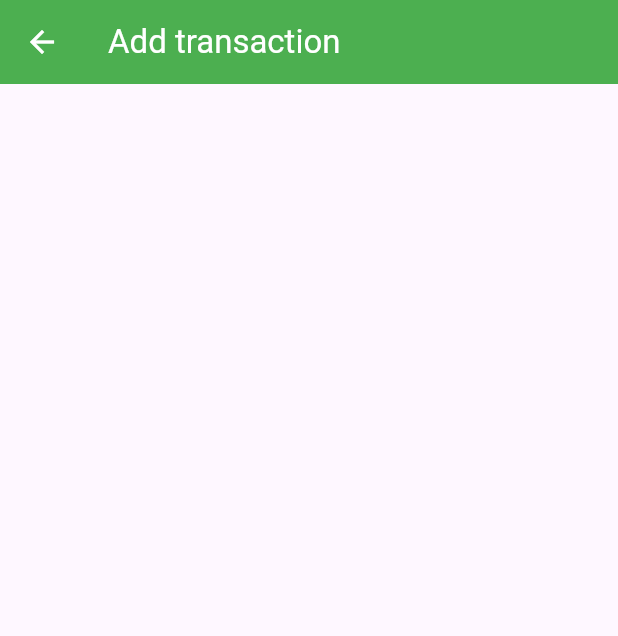
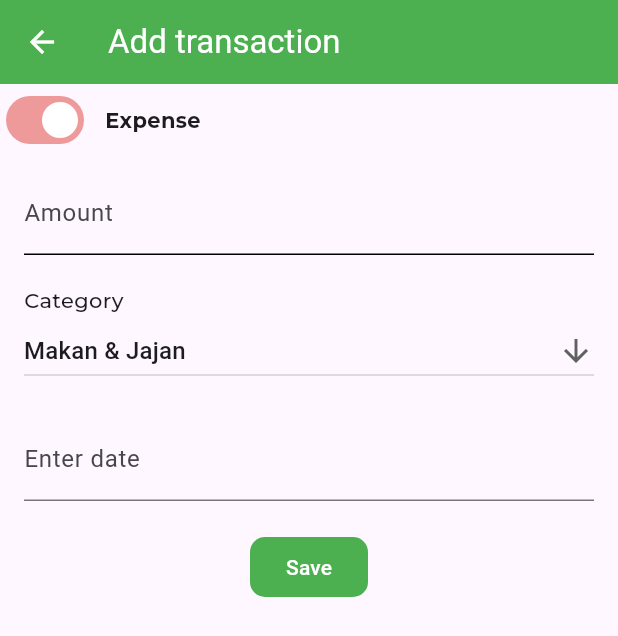
Before and after one commit to NaufalAssyafiqF/dompetku, a Flutter app: the TransactionPage screen opened directly, on a phone screen of 412 x 824 dp. Shown: the top 636 px of the screen. Run offline on Flutter 3.47's test engine with Material 3 defaults, Android fonts, the phone set to English and light mode, and no system bars; our stand-ins replace google_fonts; missing offline and left inert: calendar_appbar.

```diff
--- a/lib/main.dart
+++ b/lib/main.dart
@@ -12,7 +12,9 @@ class MyApp extends StatelessWidget {
   Widget build(BuildContext context) {
     return MaterialApp(
       home: const MainPage(),
-      theme: ThemeData(primarySwatch: Colors.green),
+      theme: ThemeData(
+        primarySwatch: Colors.green,
+      ),
     );
   }
 }
--- a/lib/pages/transaction_page.dart
+++ b/lib/pages/transaction_page.dart
@@ -1,4 +1,6 @@
 import 'package:flutter/material.dart';
+import 'package:google_fonts/google_fonts.dart';
+import 'package:intl/intl.dart';
 
 class TransactionPage extends StatefulWidget {
   const TransactionPage({super.key});
@@ -8,6 +10,10 @@ class TransactionPage extends StatefulWidget {
 }
 
 class _TransactionPageState extends State<TransactionPage> {
+  bool isExpense = true;
+  List<String> list = ["Makan & Jajan", "Transportation", "Nonton Film"];
+  TextEditingController dateController = TextEditingController();
+  late String dropdownValue = list.first;
   @override
   Widget build(BuildContext context) {
     return Scaffold(
@@ -27,7 +33,113 @@ class _TransactionPageState extends State<TransactionPage> {
       body: SingleChildScrollView(
         child: SafeArea(
             child: Column(
-          children: [],
+          crossAxisAlignment: CrossAxisAlignment.start,
+          children: [
+            Row(
+              children: [
+                Switch(
+                  value: isExpense,
+                  onChanged: (bool value) {
+                    setState(() {
+                      isExpense = value;
+                    });
+                  },
+                  inactiveTrackColor: Colors.green[200],
+                  inactiveThumbColor: Colors.green,
+                  activeTrackColor: Colors.red[200],
+                ),
+                SizedBox(
+                  width: 10,
+                ),
+                Text(
+                  isExpense ? "Expense" : "Income",
+                  style: GoogleFonts.montserrat(
+                      fontSize: 14, fontWeight: FontWeight.bold),
+                ),
+              ],
+            ),
+            SizedBox(
+              height: 10,
+            ),
+            Padding(
+              padding: const EdgeInsets.symmetric(horizontal: 16),
+              child: TextFormField(
+                keyboardType: TextInputType.number,
+                decoration: InputDecoration(
+                  border: UnderlineInputBorder(),
+                  enabledBorder: UnderlineInputBorder(),
+                  focusedBorder: UnderlineInputBorder(),
+                  labelText: "Amount",
+                ),
+              ),
+            ),
+            SizedBox(
+              height: 20,
+            ),
+            Padding(
+              padding: const EdgeInsets.symmetric(horizontal: 16),
+              child: Text(
+                "Category",
+                style: GoogleFonts.montserrat(
+                    fontSize: 14, fontWeight: FontWeight.w500),
+              ),
+            ),
+            Padding(
+              padding: const EdgeInsets.symmetric(horizontal: 16),
+              child: DropdownButton<String>(
+                  isExpanded: true,
+                  value: dropdownValue,
+                  icon: Icon(Icons.arrow_downward),
+                  items: list.map<DropdownMenuItem<String>>((String value) {
+                    return DropdownMenuItem<String>(
+                        value: value, child: Text(value));
+                  }).toList(),
+                  onChanged: (String? value) {}),
+            ),
+            SizedBox(
+              height: 20,
+            ),
+            Padding(
+              padding: const EdgeInsets.symmetric(horizontal: 16),
+              child: TextField(
+                readOnly: true,
+                controller: dateController,
+                decoration: InputDecoration(
+                  labelText: "Enter date",
+                ),
+                onTap: () async {
+                  DateTime? pickedDate = await showDatePicker(
+                      context: context,
+                      initialDate: DateTime.now(),
+                      firstDate: DateTime(2020),
+                      lastDate: DateTime(2099));
+                  if (pickedDate != null) {
+                    String formatedDate =
+                        DateFormat('yyyy-MM-dd').format(pickedDate);
+                    dateController.text = formatedDate;
+                  }
+                },
+              ),
+            ),
+            SizedBox(
+              height: 20,
+            ),
+            Center(
+              child: FilledButton(
+                style: ButtonStyle(
+                  backgroundColor: WidgetStateProperty.all(Colors.green),
+                  foregroundColor: WidgetStateProperty.all(Colors.white),
+                  shape: WidgetStateProperty.all(
+                    RoundedRectangleBorder(
+                      borderRadius: BorderRadius.circular(10),
+                    ),
+                  ),
+                ),
+                onPressed: () {},
+                child: Text("Save"),
+              ),
+            )
+          ],
         )),
       ),
     );
--- a/pubspec.yaml
+++ b/pubspec.yaml
@@ -36,6 +36,7 @@ dependencies:
   cupertino_icons: ^1.0.8
   google_fonts: ^4.0.1
   calendar_appbar: ^0.0.6
+  intl: ^0.19.0
 
 dev_dependencies:
   flutter_test:
```
Also changed, not shown: pubspec.lock.
